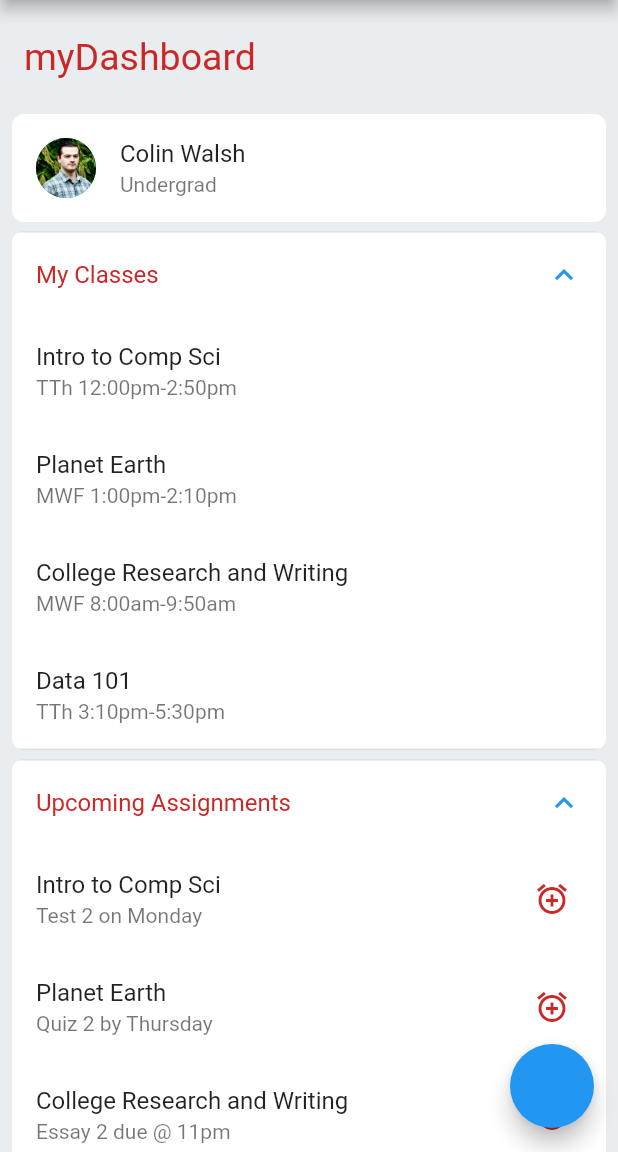
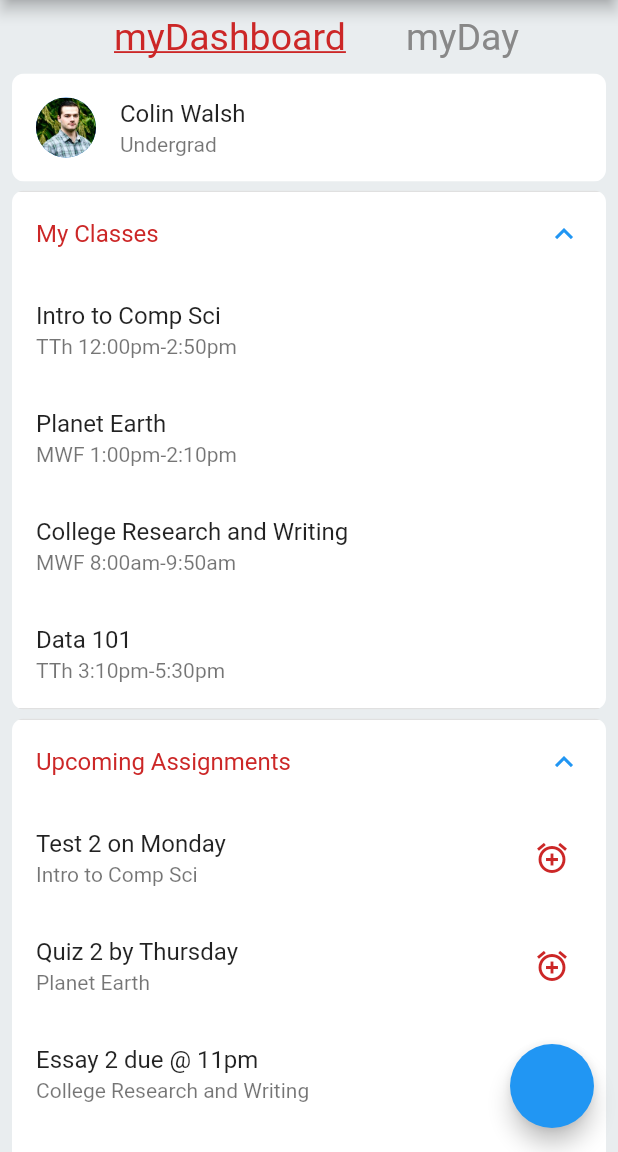
Before and after one commit to colinfwalsh/rutgers_flutter, a Flutter app: the screen it shows after launch, on a phone screen of 412 x 824 dp, the part 84-1236 px from its top. Run offline on Flutter 3.47's test engine with Material 2 defaults, Android fonts, the phone set to English and light mode, and no system bars; missing offline and left inert: flutter_webview_plugin.

Commit message:
Slight changes

```diff
--- a/lib/main.dart
+++ b/lib/main.dart
@@ -76,11 +76,17 @@ class MyApp extends StatelessWidget {
               if (item is HeadingItem) {
                 return Container(
                     padding: EdgeInsets.only(top: 10.0),
-                    child: ListTile(
-                      title: Text(
+                    child: Row(
+                      mainAxisAlignment: MainAxisAlignment.center,
+                      children: <Widget>[
+                      Container(width: 10,),
+                      Text(
                           item.heading,
-                          style: TextStyle(color: const Color(0xffCC2727), fontSize: 25.0)
+                          style: TextStyle(decoration: TextDecoration.underline, color: const Color(0xffCC2727), fontSize: 25.0)
                       ),
+                      Container(width: 40),
+                      Text("myDay", style: TextStyle(color: const Color(0xff888888), fontSize: 25.0)),
+                    ],
                     )
                 );
               } else if (item is UserItem) {
@@ -118,32 +124,32 @@ class MyApp extends StatelessWidget {
                                 itemBuilder: (context, idx) {
                                   switch (idx) {
                                     case 0:
-                                      return ListTile(title: Text("Intro to Comp Sci"),
-                                        subtitle: Text("Test 2 on Monday"),
+                                      return ListTile(title: Text("Test 2 on Monday"),
+                                        subtitle: Text("Intro to Comp Sci"),
                                         trailing: IconButton(
                                             icon: Icon(Icons.alarm_add, color: const Color(0xffcc2727)),
                                             alignment: Alignment.centerRight,
                                             onPressed: () async {await _classNotify(context, "Test 2");}),
                                       );
                                     case 1:
-                                      return ListTile(title: Text("Planet Earth"),
-                                        subtitle: Text("Quiz 2 by Thursday"),
+                                      return ListTile(title: Text("Quiz 2 by Thursday"),
+                                        subtitle: Text("Planet Earth"),
                                         trailing: IconButton(
                                             icon: Icon(Icons.alarm_add, color: const Color(0xffcc2727)),
                                             alignment: Alignment.centerRight,
                                             onPressed: () async {await _classNotify(context, "Quiz 2");}),
                                       );
                                     case 2:
-                                      return ListTile(title: Text("College Research and Writing"),
-                                        subtitle: Text("Essay 2 due @ 11pm"),
+                                      return ListTile(title: Text("Essay 2 due @ 11pm"),
+                                        subtitle: Text("College Research and Writing"),
                                         trailing: IconButton(
                                             icon: Icon(Icons.alarm_add, color: const Color(0xffcc2727)),
                                             alignment: Alignment.centerRight,
                                             onPressed: () async {await _classNotify(context, "Essay 2");}),
                                       );
                                     default:
-                                      return ListTile(title: Text("Data 101"),
-                                        subtitle: Text("Assign 2 due 9/2"),
+                                      return ListTile(title: Text("Assign 2 due 9/2"),
+                                        subtitle: Text("Data 101"),
                                         trailing: IconButton(
                                             icon: Icon(Icons.alarm_add, color: const Color(0xffcc2727)),
                                             alignment: Alignment.centerRight,
```
